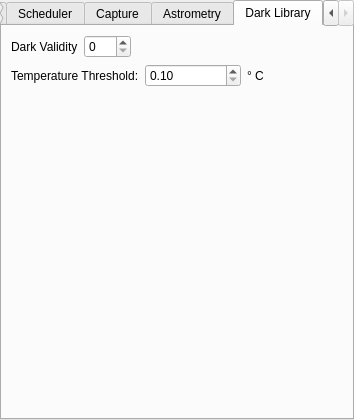
This is kstars/ekos/opsekos.ui in KDE/kstars as Qt 5 draws it before an edit. The edited form follows.
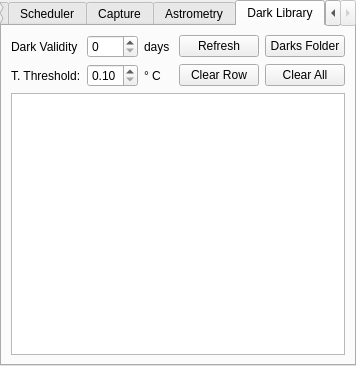
This is the edited form. The open tabs and pages were chosen to show the change.

Commit message: Add support to viewing and removing dark frames in Ekos options

Patch:
```diff
--- a/kstars/ekos/opsekos.ui
+++ b/kstars/ekos/opsekos.ui
@@ -6,8 +6,8 @@
    <rect>
     <x>0</x>
     <y>0</y>
-    <width>354</width>
-    <height>420</height>
+    <width>356</width>
+    <height>366</height>
    </rect>
   </property>
   <property name="windowTitle">
@@ -534,18 +534,41 @@
    </attribute>
    <layout class="QVBoxLayout" name="verticalLayout_5">
     <item>
-     <layout class="QHBoxLayout" name="horizontalLayout_12">
-      <item>
-       <widget class="QLabel" name="label_6">
+     <layout class="QGridLayout" name="gridLayout_3">
+      <item row="2" column="1">
+       <widget class="QDoubleSpinBox" name="kcfg_MaxDarkTemperatureDiff">
+        <property name="minimum">
+         <double>0.100000000000000</double>
+        </property>
+        <property name="maximum">
+         <double>5.000000000000000</double>
+        </property>
+        <property name="singleStep">
+         <double>0.100000000000000</double>
+        </property>
+        <property name="value">
+         <double>0.100000000000000</double>
+        </property>
+       </widget>
+      </item>
+      <item row="2" column="2">
+       <widget class="QLabel" name="label_8">
+        <property name="text">
+         <string>° C</string>
+        </property>
+       </widget>
+      </item>
+      <item row="2" column="4">
+       <widget class="QPushButton" name="clearRowB">
         <property name="toolTip">
          <string>Reuse dark frames from the dark library for this many days. If exceeded, a new dark frame shall be captured and stored for future use.</string>
         </property>
         <property name="text">
-         <string>Dark Validity</string>
+         <string>Clear Row</string>
         </property>
        </widget>
       </item>
-      <item>
+      <item row="0" column="1">
        <widget class="QSpinBox" name="kcfg_DarkLibraryDuration">
         <property name="maximum">
          <number>365</number>
@@ -555,70 +578,96 @@
         </property>
        </widget>
       </item>
-      <item>
-       <spacer name="horizontalSpacer_3">
-        <property name="orientation">
-         <enum>Qt::Horizontal</enum>
+      <item row="2" column="5">
+       <widget class="QPushButton" name="clearAllB">
+        <property name="toolTip">
+         <string>Remove all dark frames data and files</string>
         </property>
-        <property name="sizeHint" stdset="0">
-         <size>
-          <width>40</width>
-          <height>20</height>
-         </size>
+        <property name="text">
+         <string>Clear All</string>
         </property>
-       </spacer>
+       </widget>
       </item>
-     </layout>
-    </item>
-    <item>
-     <layout class="QHBoxLayout" name="horizontalLayout_4">
-      <item>
+      <item row="0" column="4">
+       <widget class="QPushButton" name="refreshB">
+        <property name="text">
+         <string>Refresh</string>
+        </property>
+       </widget>
+      </item>
+      <item row="0" column="5">
+       <widget class="QPushButton" name="openDarksFolderB">
+        <property name="toolTip">
+         <string>Open folder where dark frames are stored</string>
+        </property>
+        <property name="text">
+         <string>Darks Folder</string>
+        </property>
+       </widget>
+      </item>
+      <item row="0" column="2">
+       <widget class="QLabel" name="label_10">
+        <property name="text">
+         <string>days</string>
+        </property>
+       </widget>
+      </item>
+      <item row="2" column="0">
        <widget class="QLabel" name="label_7">
         <property name="toolTip">
          <string>Maximum acceptable difference between current and recorded dark frame temperature set point. When the difference exceeds this value, a new dark frame shall be captured for this set point.</string>
         </property>
         <property name="text">
-         <string>Temperature Threshold:</string>
+         <string>T. Threshold:</string>
         </property>
        </widget>
       </item>
-      <item>
-       <widget class="QDoubleSpinBox" name="kcfg_MaxDarkTemperatureDiff">
-        <property name="minimum">
-         <double>0.100000000000000</double>
+      <item row="0" column="0">
+       <widget class="QLabel" name="label_6">
+        <property name="toolTip">
+         <string>Reuse dark frames from the dark library for this many days. If exceeded, a new dark frame shall be captured and stored for future use.</string>
         </property>
-        <property name="maximum">
-         <double>5.000000000000000</double>
-        </property>
-        <property name="singleStep">
-         <double>0.100000000000000</double>
-        </property>
-        <property name="value">
-         <double>0.100000000000000</double>
-        </property>
-       </widget>
-      </item>
-      <item>
-       <widget class="QLabel" name="label_8">
         <property name="text">
-         <string>° C</string>
+         <string>Dark Validity</string>
         </property>
        </widget>
       </item>
+      <item row="0" column="3">
+       <spacer name="horizontalSpacer_2">
+        <property name="orientation">
+         <enum>Qt::Horizontal</enum>
+        </property>
+        <property name="sizeHint" stdset="0">
+         <size>
+          <width>40</width>
+          <height>20</height>
+         </size>
+        </property>
+       </spacer>
+      </item>
      </layout>
     </item>
     <item>
-     <spacer name="verticalSpacer_5">
-      <property name="orientation">
-       <enum>Qt::Vertical</enum>
+     <widget class="QTableView" name="darkTableView">
+      <property name="editTriggers">
+       <set>QAbstractItemView::NoEditTriggers</set>
       </property>
-      <property name="sizeHint" stdset="0">
-       <size>
-        <width>20</width>
-        <height>323</height>
-       </size>
+      <property name="alternatingRowColors">
+       <bool>true</bool>
       </property>
-     </spacer>
+      <property name="selectionMode">
+       <enum>QAbstractItemView::SingleSelection</enum>
+      </property>
+      <property name="selectionBehavior">
+       <enum>QAbstractItemView::SelectRows</enum>
+      </property>
+      <property name="sortingEnabled">
+       <bool>true</bool>
+      </property>
+      <attribute name="horizontalHeaderStretchLastSection">
+       <bool>true</bool>
+      </attribute>
+     </widget>
     </item>
    </layout>
   </widget>
```
Left out of the diff: 2 changed lines with no effect on the pictures. The commit also changes 4 other files.
